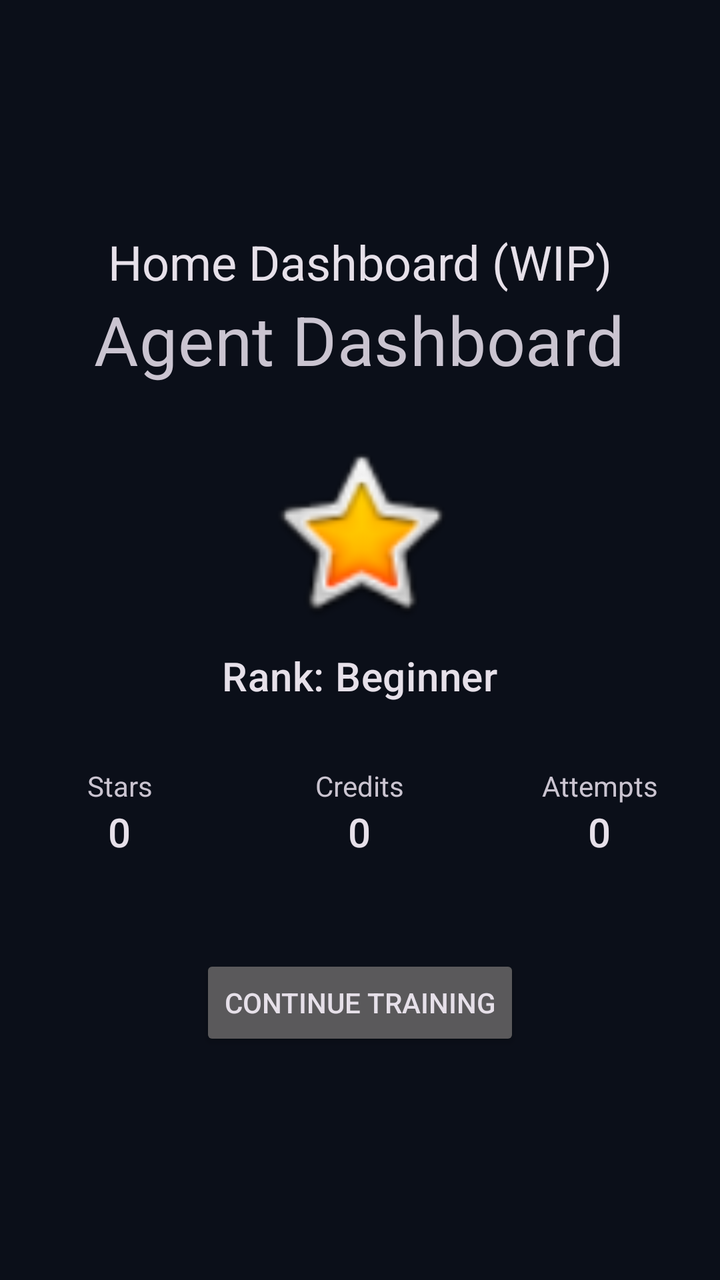
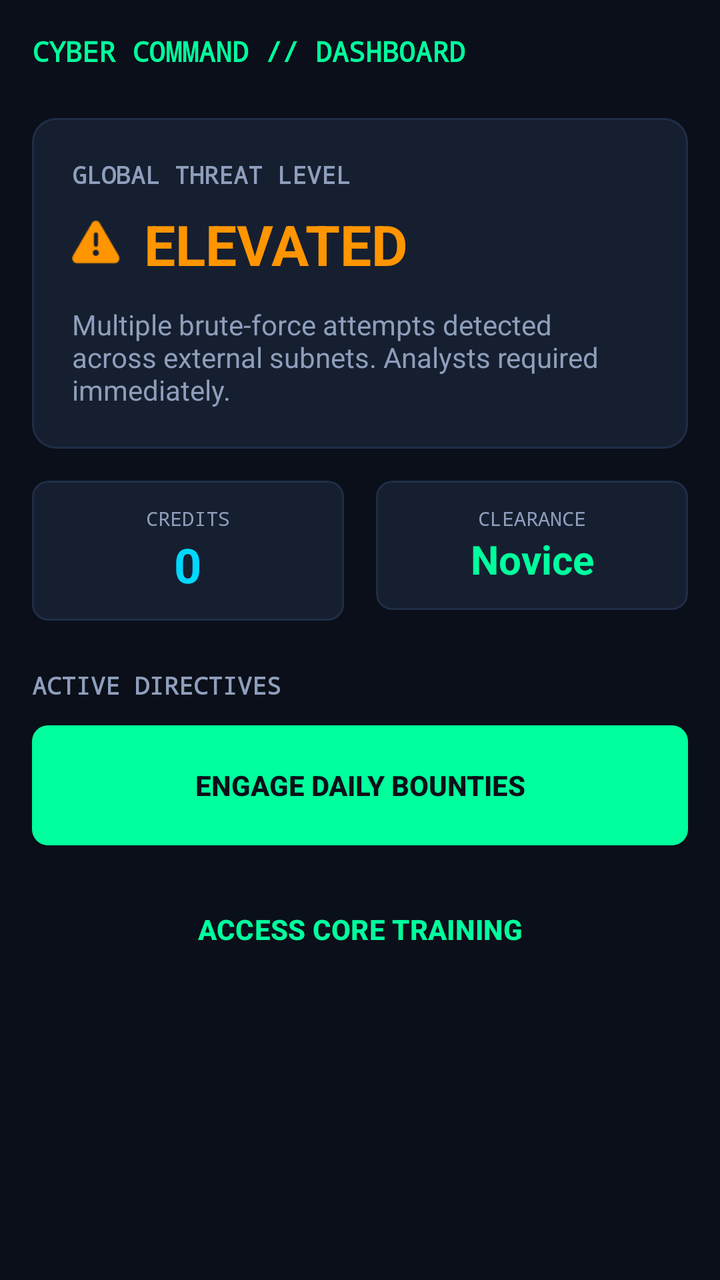

An Android layout rendered at two revisions. The XML below is the earlier revision; the diff shows what the commit changed to produce the second picture.
<!-- AndroidManifest.xml: application theme Theme.CyberBreach -->
<!-- res/layout/fragment_home.xml -->
<?xml version="1.0" encoding="utf-8"?>
<LinearLayout xmlns:android="http://schemas.android.com/apk/res/android"
    android:layout_width="match_parent"
    android:layout_height="match_parent"
    android:gravity="center"
    android:orientation="vertical">
    <TextView android:layout_width="wrap_content" android:layout_height="wrap_content"
        android:text="Home Dashboard (WIP)" android:textAppearance="?attr/textAppearanceHeadline5" />
    android:orientation="vertical"
    android:padding="16dp">

    <TextView
        android:id="@+id/tvWelcomeHeader"
        android:layout_width="wrap_content"
        android:layout_height="wrap_content"
        android:text="Agent Dashboard"
        android:textAppearance="?attr/textAppearanceHeadline4"
        android:layout_marginBottom="24dp" />

    <ImageView
        android:id="@+id/ivRankBadge"
        android:layout_width="100dp"
        android:layout_height="100dp"
        android:layout_marginBottom="8dp"
        android:src="@android:drawable/btn_star_big_on" />

    <TextView
        android:id="@+id/tvRankText"
        android:layout_width="wrap_content"
        android:layout_height="wrap_content"
        android:text="Rank: Beginner"
        android:textAppearance="?attr/textAppearanceHeadline6"
        android:layout_marginBottom="32dp" />

    <LinearLayout
        android:layout_width="match_parent"
        android:layout_height="wrap_content"
        android:orientation="horizontal"
        android:gravity="center"
        android:layout_marginBottom="48dp">
        
        <LinearLayout
            android:layout_width="0dp"
            android:layout_height="wrap_content"
            android:layout_weight="1"
            android:gravity="center"
            android:orientation="vertical">
            <TextView android:layout_width="wrap_content" android:layout_height="wrap_content" android:text="Stars" />
            <TextView android:id="@+id/tvStars" android:layout_width="wrap_content" android:layout_height="wrap_content" android:text="0" android:textAppearance="?attr/textAppearanceHeadline6" />
        </LinearLayout>

        <LinearLayout
            android:layout_width="0dp"
            android:layout_height="wrap_content"
            android:layout_weight="1"
            android:gravity="center"
            android:orientation="vertical">
            <TextView android:layout_width="wrap_content" android:layout_height="wrap_content" android:text="Credits" />
            <TextView android:id="@+id/tvCredits" android:layout_width="wrap_content" android:layout_height="wrap_content" android:text="0" android:textAppearance="?attr/textAppearanceHeadline6" />
        </LinearLayout>

        <LinearLayout
            android:layout_width="0dp"
            android:layout_height="wrap_content"
            android:layout_weight="1"
            android:gravity="center"
            android:orientation="vertical">
            <TextView android:layout_width="wrap_content" android:layout_height="wrap_content" android:text="Attempts" />
            <TextView android:id="@+id/tvAttempts" android:layout_width="wrap_content" android:layout_height="wrap_content" android:text="0" android:textAppearance="?attr/textAppearanceHeadline6" />
        </LinearLayout>
    </LinearLayout>

    <Button
        android:id="@+id/btnContinueTraining"
        android:layout_width="wrap_content"
        android:layout_height="wrap_content"
        android:text="Continue Training" />

</LinearLayout>
<!-- resources referenced by this layout -->
<resources>
  <style name="Theme.CyberBreach" parent="Base.Theme.CyberBreach" />
  <style name="Base.Theme.CyberBreach" parent="Theme.Material3.Dark.NoActionBar">
          <item name="colorPrimary">@color/soc_primary</item>
          <item name="colorOnPrimary">#000000</item>
          <item name="colorPrimaryContainer">@color/soc_transparent_primary</item>
          <item name="colorOnPrimaryContainer">@color/soc_primary</item>
  
          <item name="colorSecondary">@color/soc_accent_cyan</item>
          <item name="colorOnSecondary">#000000</item>
  
          <item name="colorError">@color/soc_critical</item>
          <item name="colorOnError">#FFFFFF</item>
  
          <item name="android:colorBackground">@color/soc_background</item>
          <item name="colorOnBackground">@color/soc_text_primary</item>
          <item name="colorSurface">@color/soc_surface</item>
          <item name="colorOnSurface">@color/soc_text_primary</item>
          <item name="colorSurfaceVariant">@color/soc_surface</item>
          <item name="colorOnSurfaceVariant">@color/soc_text_secondary</item>
          <item name="colorOutline">@color/soc_surface_stroke</item>
          
          <item name="android:statusBarColor">@color/soc_background</item>
          <item name="android:navigationBarColor">@color/soc_surface</item>
      </style>
  <color name="soc_primary">#00FF9D</color>
  <color name="soc_transparent_primary">#2200FF9D</color>
  <color name="soc_accent_cyan">#00D8FF</color>
  <color name="soc_critical">#FF3B30</color>
  <color name="soc_background">#0B0F19</color>
  <color name="soc_text_primary">#FFFFFF</color>
  <color name="soc_surface">#161F30</color>
  <color name="soc_text_secondary">#8E9EBB</color>
  <color name="soc_surface_stroke">#1F2E47</color>
</resources>

<!-- the commit's change to res/layout/fragment_home.xml (unified diff, before → after) -->
@@ -1,79 +1,200 @@
 <?xml version="1.0" encoding="utf-8"?>
-<LinearLayout xmlns:android="http://schemas.android.com/apk/res/android"
+<ScrollView xmlns:android="http://schemas.android.com/apk/res/android"
+    xmlns:app="http://schemas.android.com/apk/res-auto"
     android:layout_width="match_parent"
     android:layout_height="match_parent"
-    android:gravity="center"
-    android:orientation="vertical">
-    <TextView android:layout_width="wrap_content" android:layout_height="wrap_content"
-        android:text="Home Dashboard (WIP)" android:textAppearance="?attr/textAppearanceHeadline5" />
-    android:orientation="vertical"
-    android:padding="16dp">
-
-    <TextView
-        android:id="@+id/tvWelcomeHeader"
-        android:layout_width="wrap_content"
-        android:layout_height="wrap_content"
-        android:text="Agent Dashboard"
-        android:textAppearance="?attr/textAppearanceHeadline4"
-        android:layout_marginBottom="24dp" />
-
-    <ImageView
-        android:id="@+id/ivRankBadge"
-        android:layout_width="100dp"
-        android:layout_height="100dp"
-        android:layout_marginBottom="8dp"
-        android:src="@android:drawable/btn_star_big_on" />
-
-    <TextView
-        android:id="@+id/tvRankText"
-        android:layout_width="wrap_content"
-        android:layout_height="wrap_content"
-        android:text="Rank: Beginner"
-        android:textAppearance="?attr/textAppearanceHeadline6"
-        android:layout_marginBottom="32dp" />
+    android:background="@color/soc_background"
+    android:fillViewport="true">
 
     <LinearLayout
         android:layout_width="match_parent"
         android:layout_height="wrap_content"
-        android:orientation="horizontal"
-        android:gravity="center"
-        android:layout_marginBottom="48dp">
+        android:orientation="vertical"
+        android:padding="16dp">
+
+        
+        <TextView
+            android:layout_width="wrap_content"
+            android:layout_height="wrap_content"
+            android:text="CYBER COMMAND // DASHBOARD"
+            android:textColor="@color/soc_primary"
+            android:fontFamily="monospace"
+            android:textSize="14sp"
+            android:textStyle="bold"
+            android:layout_marginBottom="24dp" />
+
+        
+        <com.google.android.material.card.MaterialCardView
+            android:layout_width="match_parent"
+            android:layout_height="wrap_content"
+            android:layout_marginBottom="16dp"
+            app:cardBackgroundColor="@color/soc_surface"
+            app:strokeColor="@color/soc_surface_stroke"
+            app:strokeWidth="1dp"
+            app:cardCornerRadius="12dp">
+
+            <LinearLayout
+                android:layout_width="match_parent"
+                android:layout_height="wrap_content"
+                android:orientation="vertical"
+                android:padding="20dp">
+
+                <TextView
+                    android:layout_width="wrap_content"
+                    android:layout_height="wrap_content"
+                    android:text="GLOBAL THREAT LEVEL"
+                    android:textColor="@color/soc_text_secondary"
+                    android:fontFamily="monospace"
+                    android:textSize="12sp"
+                    android:textStyle="bold" />
+
+                <LinearLayout
+                    android:layout_width="match_parent"
+                    android:layout_height="wrap_content"
+                    android:orientation="horizontal"
+                    android:gravity="center_vertical"
+                    android:layout_marginTop="8dp">
+
+                    <ImageView
+                        android:layout_width="24dp"
+                        android:layout_height="24dp"
+                        android:src="@android:drawable/ic_dialog_alert"
+                        app:tint="@color/soc_warning" />
+
+                    <TextView
+                        android:layout_width="wrap_content"
+                        android:layout_height="wrap_content"
+                        android:layout_marginStart="12dp"
+                        android:text="ELEVATED"
+                        android:textColor="@color/soc_warning"
+                        android:textSize="28sp"
+                        android:textStyle="bold" />
+                </LinearLayout>
+
+                <TextView
+                    android:layout_width="match_parent"
+                    android:layout_height="wrap_content"
+                    android:layout_marginTop="12dp"
+                    android:text="Multiple brute-force attempts detected across external subnets. Analysts required immediately."
+                    android:textColor="@color/soc_text_secondary"
+                    android:textSize="14sp" />
+            </LinearLayout>
+        </com.google.android.material.card.MaterialCardView>
+
         
         <LinearLayout
-            android:layout_width="0dp"
-            android:layout_height="wrap_content"
-            android:layout_weight="1"
-            android:gravity="center"
-            android:orientation="vertical">
-            <TextView android:layout_width="wrap_content" android:layout_height="wrap_content" android:text="Stars" />
-            <TextView android:id="@+id/tvStars" android:layout_width="wrap_content" android:layout_height="wrap_content" android:text="0" android:textAppearance="?attr/textAppearanceHeadline6" />
+            android:layout_width="match_parent"
+            android:layout_height="wrap_content"
+            android:orientation="horizontal"
+            android:layout_marginBottom="24dp">
+
+            
+            <com.google.android.material.card.MaterialCardView
+                android:layout_width="0dp"
+                android:layout_height="wrap_content"
+                android:layout_weight="1"
+                android:layout_marginEnd="8dp"
+                app:cardBackgroundColor="@color/soc_surface"
+                app:strokeColor="@color/soc_surface_stroke"
+                app:strokeWidth="1dp"
+                app:cardCornerRadius="8dp">
+                
+                <LinearLayout
+                    android:layout_width="match_parent"
+                    android:layout_height="wrap_content"
+                    android:orientation="vertical"
+                    android:padding="12dp"
+                    android:gravity="center">
+                    
+                    <TextView
+                        android:layout_width="wrap_content"
+                        android:layout_height="wrap_content"
+                        android:text="CREDITS"
+                        android:textColor="@color/soc_text_secondary"
+                        android:fontFamily="monospace"
+                        android:textSize="10sp" />
+                        
+                    <TextView
+                        android:id="@+id/tvCredits"
+                        android:layout_width="wrap_content"
+                        android:layout_height="wrap_content"
+                        android:text="0"
+                        android:textColor="@color/soc_accent_cyan"
+                        android:textSize="24sp"
+                        android:textStyle="bold" />
+                </LinearLayout>
+            </com.google.android.material.card.MaterialCardView>
+
+            
+            <com.google.android.material.card.MaterialCardView
+                android:layout_width="0dp"
+                android:layout_height="wrap_content"
+                android:layout_weight="1"
+                android:layout_marginStart="8dp"
+                app:cardBackgroundColor="@color/soc_surface"
+                app:strokeColor="@color/soc_surface_stroke"
+                app:strokeWidth="1dp"
+                app:cardCornerRadius="8dp">
+                
+                <LinearLayout
+                    android:layout_width="match_parent"
+                    android:layout_height="wrap_content"
+                    android:orientation="vertical"
+                    android:padding="12dp"
+                    android:gravity="center">
+                    
+                    <TextView
+                        android:layout_width="wrap_content"
+                        android:layout_height="wrap_content"
+                        android:text="CLEARANCE"
+                        android:textColor="@color/soc_text_secondary"
+                        android:fontFamily="monospace"
+                        android:textSize="10sp" />
+                        
+                    <TextView
+                        android:id="@+id/tvRankText"
+                        android:layout_width="wrap_content"
+                        android:layout_height="wrap_content"
+                        android:text="Novice"
+                        android:textColor="@color/soc_primary"
+                        android:textSize="20sp"
+                        android:textStyle="bold"
+                        android:gravity="center"
+                        android:singleLine="true" />
+                </LinearLayout>
+            </com.google.android.material.card.MaterialCardView>
         </LinearLayout>
 
-        <LinearLayout
-            android:layout_width="0dp"
-            android:layout_height="wrap_content"
-            android:layout_weight="1"
-            android:gravity="center"
-            android:orientation="vertical">
-            <TextView android:layout_width="wrap_content" android:layout_height="wrap_content" android:text="Credits" />
-            <TextView android:id="@+id/tvCredits" android:layout_width="wrap_content" android:layout_height="wrap_content" android:text="0" android:textAppearance="?attr/textAppearanceHeadline6" />
-        </LinearLayout>
-
-        <LinearLayout
-            android:layout_width="0dp"
-            android:layout_height="wrap_content"
-            android:layout_weight="1"
-            android:gravity="center"
-            android:orientation="vertical">
-            <TextView android:layout_width="wrap_content" android:layout_height="wrap_content" android:text="Attempts" />
-            <TextView android:id="@+id/tvAttempts" android:layout_width="wrap_content" android:layout_height="wrap_content" android:text="0" android:textAppearance="?attr/textAppearanceHeadline6" />
-        </LinearLayout>
+        
+        <TextView
+            android:layout_width="wrap_content"
+            android:layout_height="wrap_content"
+            android:text="ACTIVE DIRECTIVES"
+            android:textColor="@color/soc_text_secondary"
+            android:fontFamily="monospace"
+            android:textSize="12sp"
+            android:textStyle="bold"
+            android:layout_marginBottom="12dp" />
+
+        <Button
+            android:id="@+id/btnDailyBounties"
+            android:layout_width="match_parent"
+            android:layout_height="60dp"
+            android:layout_marginBottom="12dp"
+            android:text="ENGAGE DAILY BOUNTIES"
+            android:textColor="@color/soc_background"
+            android:background="@drawable/bg_neon_button"
+            android:textStyle="bold" />
+
+        <Button
+            android:id="@+id/btnContinueTraining"
+            style="@style/Widget.Material3.Button.OutlinedButton"
+            android:layout_width="match_parent"
+            android:layout_height="60dp"
+            android:text="ACCESS CORE TRAINING"
+            android:textColor="@color/soc_primary"
+            app:strokeColor="@color/soc_primary"
+            android:textStyle="bold" />
+
     </LinearLayout>
-
-    <Button
-        android:id="@+id/btnContinueTraining"
-        android:layout_width="wrap_content"
-        android:layout_height="wrap_content"
-        android:text="Continue Training" />
-
-</LinearLayout>
+</ScrollView>
<!-- resource entries referenced after the edit -->
@@ -1,5 +1,23 @@
 <!-- resources referenced by this layout -->
 <resources>
+  <color name="soc_accent_cyan">#00D8FF</color>
+  <color name="soc_background">#0B0F19</color>
+  <color name="soc_primary">#00FF9D</color>
+  <color name="soc_surface">#161F30</color>
+  <color name="soc_surface_stroke">#1F2E47</color>
+  <color name="soc_text_secondary">#8E9EBB</color>
+  <color name="soc_warning">#FF9500</color>
+  <!-- drawable bg_neon_button (drawable) -->
+  <?xml version="1.0" encoding="utf-8"?>
+  <ripple xmlns:android="http://schemas.android.com/apk/res/android"
+      android:color="@color/soc_background">
+      <item>
+          <shape android:shape="rectangle">
+              <solid android:color="@color/soc_primary" />
+              <corners android:radius="8dp" />
+          </shape>
+      </item>
+  </ripple>
   <style name="Theme.CyberBreach" parent="Base.Theme.CyberBreach" />
   <style name="Base.Theme.CyberBreach" parent="Theme.Material3.Dark.NoActionBar">
           <item name="colorPrimary">@color/soc_primary</item>
@@ -24,14 +42,8 @@
           <item name="android:statusBarColor">@color/soc_background</item>
           <item name="android:navigationBarColor">@color/soc_surface</item>
       </style>
-  <color name="soc_primary">#00FF9D</color>
   <color name="soc_transparent_primary">#2200FF9D</color>
-  <color name="soc_accent_cyan">#00D8FF</color>
   <color name="soc_critical">#FF3B30</color>
-  <color name="soc_background">#0B0F19</color>
   <color name="soc_text_primary">#FFFFFF</color>
-  <color name="soc_surface">#161F30</color>
-  <color name="soc_text_secondary">#8E9EBB</color>
-  <color name="soc_surface_stroke">#1F2E47</color>
 </resources>
 
